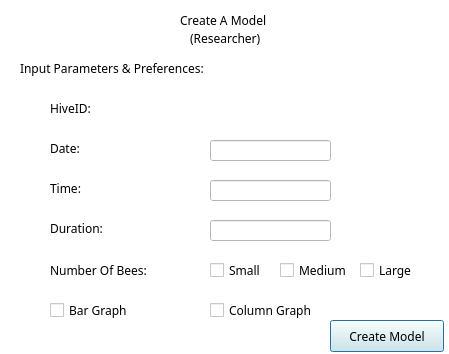
Qt form LoginGUI/createmodel.ui (ShihoVN/HiveChime) before a commit.
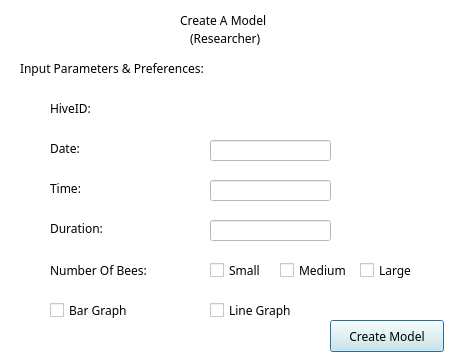
The same form after that commit.

Commit message: Added to alert class and made changes in the GUI

Patch:
```diff
--- a/LoginGUI/createmodel.ui
+++ b/LoginGUI/createmodel.ui
@@ -632,7 +632,7 @@
     </font>
    </property>
    <property name="text">
-    <string>Column Graph</string>
+    <string>Line Graph</string>
    </property>
   </widget>
   <widget class="QPushButton" name="pushButton">
```
The commit also changes 7 other files.
